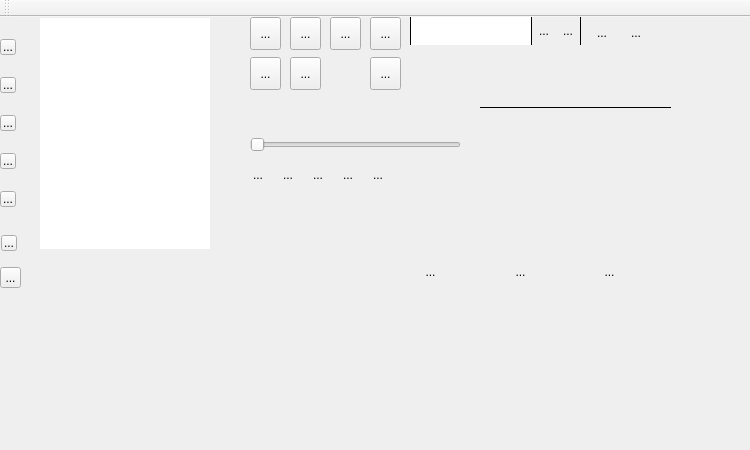
The window that mainwindow.ui (milohr/babe-qt) describes before a commit, drawn with Qt 5.
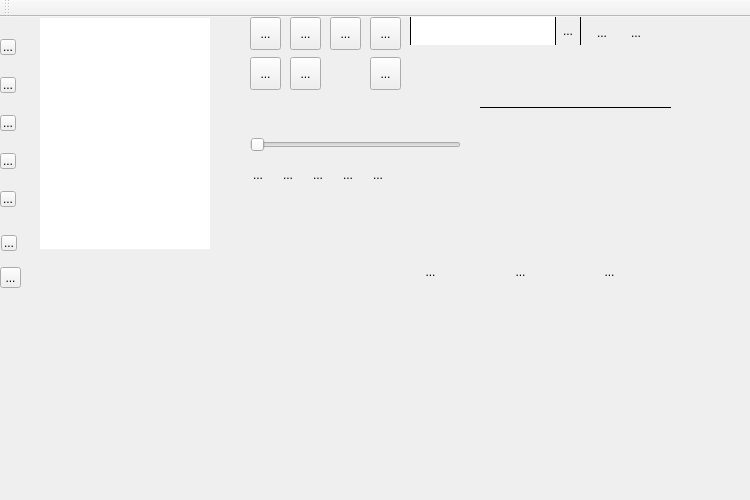
The same window after the commit. Icons and pictures are not drawn.

What changed in the file:
```diff
--- a/mainwindow.ui
+++ b/mainwindow.ui
@@ -7,13 +7,13 @@
     <x>0</x>
     <y>0</y>
     <width>750</width>
-    <height>450</height>
+    <height>500</height>
    </rect>
   </property>
   <property name="minimumSize">
    <size>
     <width>400</width>
-    <height>450</height>
+    <height>500</height>
    </size>
   </property>
   <property name="windowTitle">
@@ -659,23 +659,6 @@
        </property>
       </widget>
      </item>
-     <item>
-      <widget class="QToolButton" name="resultsPLaylist">
-       <property name="toolTip">
-        <string>Add results to Playlist</string>
-       </property>
-       <property name="text">
-        <string>...</string>
-       </property>
-       <property name="icon">
-        <iconset theme="insert-page-break">
-         <normaloff>.</normaloff>.</iconset>
-       </property>
-       <property name="autoRaise">
-        <bool>true</bool>
-       </property>
-      </widget>
-     </item>
      <item>
       <widget class="QToolButton" name="saveResults">
        <property name="toolTip">
```
Left out of the diff: 20 changed lines with no effect on the pictures.
